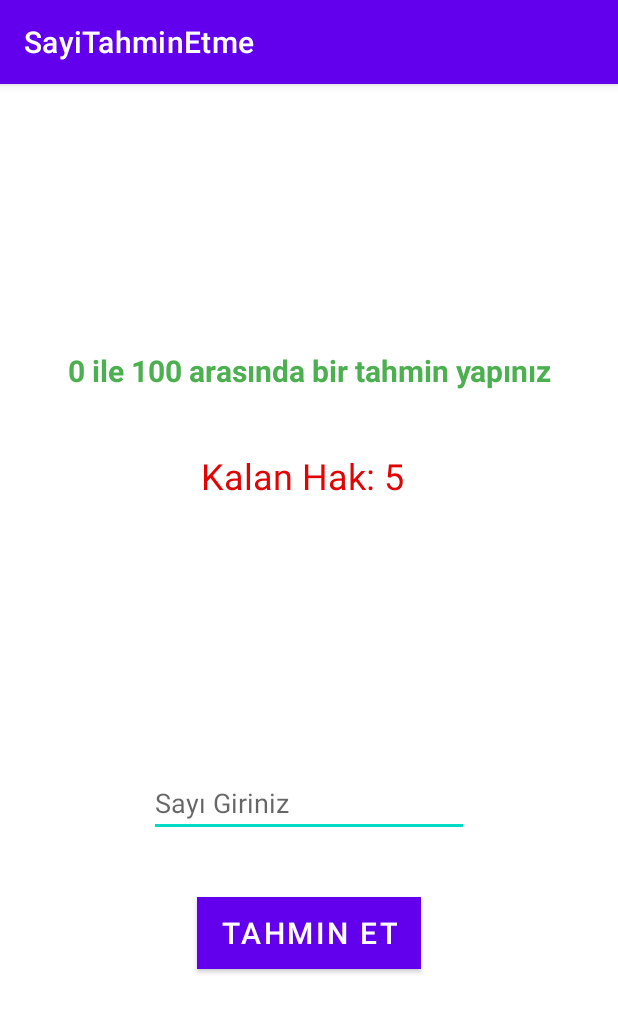
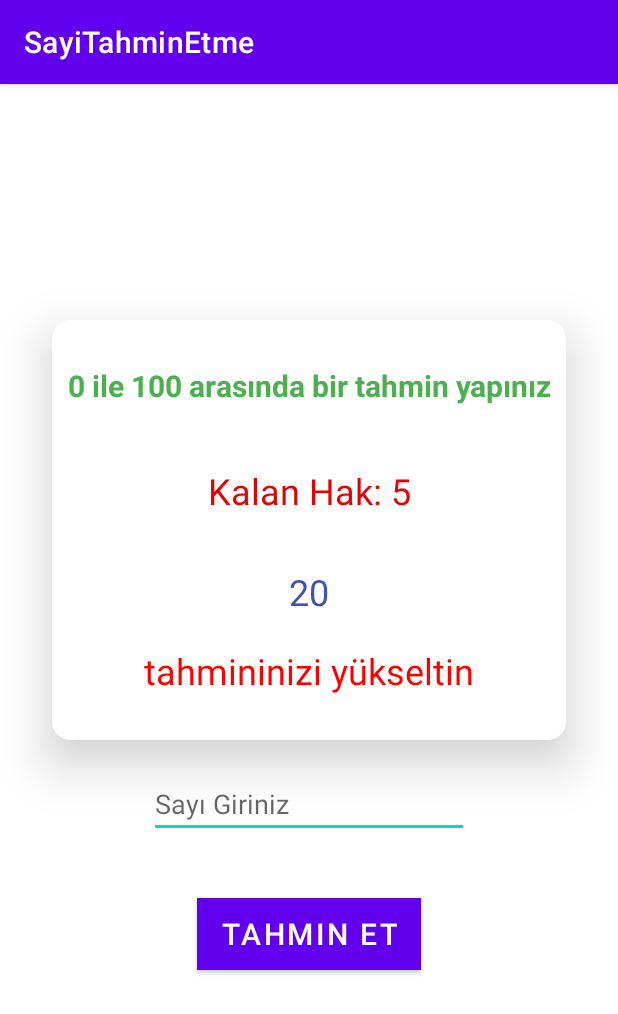
Before and after one commit to hhalilkuru/SayiTahminEtme, an Android app: the TahminActivity screen opened directly, with no data from a screen before it, on a phone screen of 412 x 824 dp. Shown: the top 1014 px of the screen. Run offline under Robolectric (Android 15) with nearby library versions, the phone set to English and light mode, and no system bars.

Commit message:
ui fix
textViews alligned and supported with cardView

```diff
--- a/app/src/main/res/layout/activity_tahmin.xml
+++ b/app/src/main/res/layout/activity_tahmin.xml
@@ -7,6 +7,19 @@
     android:orientation="vertical"
     android:gravity="center"
     tools:context=".TahminActivity">
+
+    <com.google.android.material.card.MaterialCardView
+        android:layout_width="wrap_content"
+        android:layout_height="wrap_content"
+        app:cardCornerRadius="12dp"
+        app:contentPadding="10dp"
+        app:cardElevation="20dp">
+
+        <LinearLayout
+            android:layout_width="match_parent"
+            android:layout_height="match_parent"
+            android:orientation="vertical"
+            android:gravity="center">
 
             <TextView
                 android:layout_width="wrap_content"
@@ -27,14 +40,17 @@
                 android:layout_marginBottom="20dp"
                 android:text="Kalan Hak:"
                 android:textColor="#E10404"
+                android:textAlignment="center"
                 android:textSize="24dp" />
 
             <TextView
                 android:id="@+id/textViewGirilenSayi"
-        android:layout_width="196dp"
-        android:layout_height="52dp"
+                android:layout_width="wrap_content"
+                android:layout_height="wrap_content"
                 android:textColor="#3F51B5"
-        android:textSize="24sp" />
+                android:textSize="24sp"
+                android:textAlignment="center"
+                android:text="20"/>
 
             <TextView
                 android:id="@+id/textViewYardim"
@@ -44,7 +60,11 @@
                 android:layout_marginBottom="20dp"
                 android:textColor="#FF0000"
                 android:textSize="24sp"
+                android:text="tahmininizi yükseltin"
                 android:visibility="visible" />
+
+        </LinearLayout>
+    </com.google.android.material.card.MaterialCardView>
 
     <EditText
         android:id="@+id/editTextGirdi"
```
Lines whose indentation alone changed are shown as unchanged.
